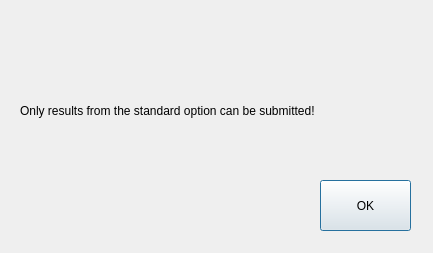
Before: the Qt Designer form guistructure/notstandarderror.ui in mguid65/OpenSystemBench, drawn with Qt 5.
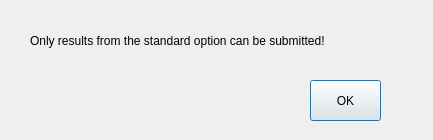
After: the same form once the commit is applied.

What changed in the file:
```diff
--- a/guistructure/notstandarderror.ui
+++ b/guistructure/notstandarderror.ui
@@ -7,19 +7,31 @@
     <x>0</x>
     <y>0</y>
     <width>433</width>
-    <height>253</height>
+    <height>140</height>
    </rect>
   </property>
+  <property name="minimumSize">
+   <size>
+    <width>433</width>
+    <height>140</height>
+   </size>
+  </property>
+  <property name="maximumSize">
+   <size>
+    <width>433</width>
+    <height>140</height>
+   </size>
+  </property>
   <property name="windowTitle">
    <string>Dialog</string>
   </property>
   <widget class="QLabel" name="label">
    <property name="geometry">
     <rect>
-     <x>20</x>
-     <y>50</y>
+     <x>30</x>
+     <y>20</y>
      <width>401</width>
-     <height>121</height>
+     <height>41</height>
     </rect>
    </property>
    <property name="text">
@@ -32,10 +44,10 @@
   <widget class="QPushButton" name="pushButton">
    <property name="geometry">
     <rect>
-     <x>320</x>
-     <y>180</y>
-     <width>91</width>
-     <height>51</height>
+     <x>310</x>
+     <y>80</y>
+     <width>71</width>
+     <height>41</height>
     </rect>
    </property>
    <property name="text">
```
